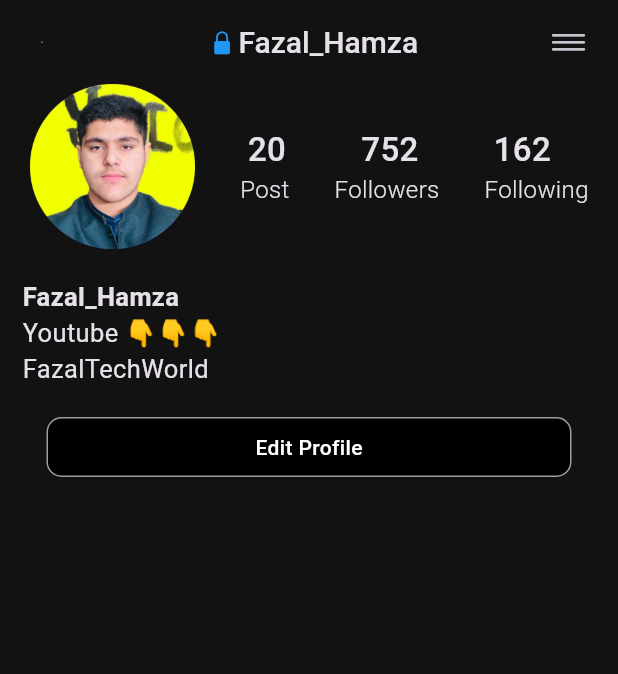
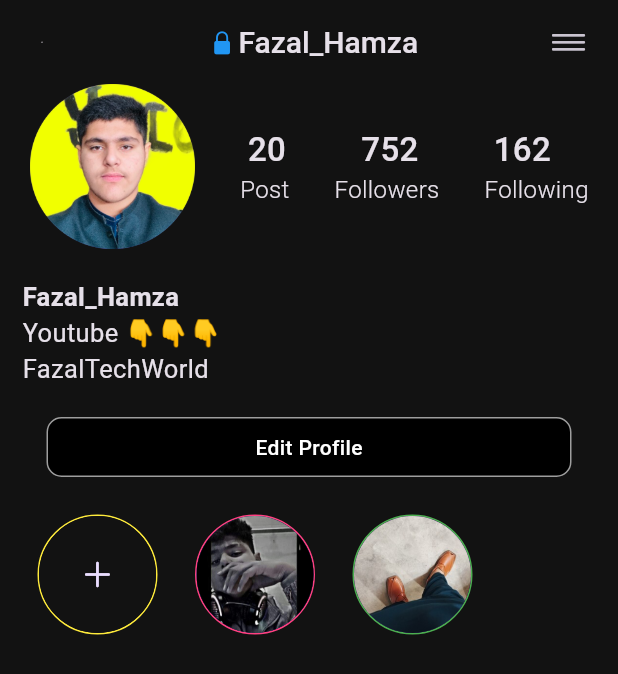
Before and after one commit to FazalHamzaKhan12/InstagramClone, a Flutter app: the Profilescreen screen opened directly, on a phone screen of 412 x 824 dp. Shown: the top 674 px of the screen. Run offline on Flutter 3.47's test engine with Material 3 defaults, Android fonts, the phone set to English and light mode, and no system bars.

Commit message:
Profile Page Stories Adding

```diff
--- a/lib/Screen/MianPage/ProfileScr/profilescreen.dart
+++ b/lib/Screen/MianPage/ProfileScr/profilescreen.dart
@@ -45,7 +45,9 @@ class Profilescreen extends StatelessWidget {
           )
         ],
       ),
-        body: Column(crossAxisAlignment: CrossAxisAlignment.start, children: [
+      body: Column(
+        crossAxisAlignment: CrossAxisAlignment.start,
+        children: [
           Row(
             mainAxisAlignment: MainAxisAlignment.start,
             children: [
@@ -173,10 +175,82 @@ class Profilescreen extends StatelessWidget {
               child: Center(
                 child: Text(
                   'Edit Profile',
-                style: TextStyle(color: Colors.white, fontWeight: FontWeight.w500, fontSize: 14), // Optional text styling
+                  style: TextStyle(
+                      color: Colors.white,
+                      fontWeight: FontWeight.w500,
+                      fontSize: 14), // Optional text styling
                 ),
               ),
-          ))
-        ]));
+            ),
+          ),
+          SizedBox(height: 25,),
+          Row(
+            children: [
+              SizedBox(width: 25,),
+              Container(
+                width: 80, // Diameter of the CircleAvatar (2 * radius + border width)
+                height: 80,
+                decoration: BoxDecoration(
+                  shape: BoxShape.circle,
+                  border: Border.all(
+                    color: Colors.yellow,
+                    width: 1.0,
+                  ),
+                ),
+                child: CircleAvatar(
+                    backgroundColor: Color(0XFF121212),
+                  child: Icon(CupertinoIcons.plus),
+                ),
+              ),
+              SizedBox(width: 25,),
+              Container(
+                width: 80,
+                height: 80,
+                decoration: BoxDecoration(
+                  shape: BoxShape.circle,
+                  border: Border.all(
+                    width: 1,
+                    color: Colors.pinkAccent
+                  ),
+                ),
+                child: CircleAvatar(
+                  child: ClipOval(
+                    child: Image.asset(
+                      "assets/images/Myf.jpg", // Or use NetworkImage if the image is from the web.
+                      fit: BoxFit
+                          .cover, // Ensures the image covers the circle without stretching.
+                      width: 80, // Double the radius for a perfect fit.
+                      height: 80, // Double the radius for a perfect fit.
+                    ),
+                  ),
+                ),
+              ),
+              SizedBox(width: 25,),
+              Container(
+                width: 80, height: 80,
+                decoration: BoxDecoration(
+                  shape: BoxShape.circle,
+                  border: Border.all(
+                    color: Colors.green,
+                    width: 1,
+                  )
+                ),
+                child: CircleAvatar(
+                  child: ClipOval(
+                    child: Image.asset(
+                      "assets/images/1000025770.jpg", // Or use NetworkImage if the image is from the web.
+                      fit: BoxFit
+                          .cover, // Ensures the image covers the circle without stretching.
+                      width: 80, // Double the radius for a perfect fit.
+                      height: 80, // Double the radius for a perfect fit.
+                    ),
+                  ),
+                ),
+              ),
+            ],
+          )
+        ],
+      ),
+    );
   }
 }
--- a/pubspec.yaml
+++ b/pubspec.yaml
@@ -81,6 +81,8 @@ flutter:
    - assets/images/Comment.png
    - assets/images/Messanger.png
    - assets/images/Save.png
+   - assets/images/Myf.jpg
+   - assets/images/1000025770.jpg
 
 
   # An image asset can refer to one or more resolution-specific "variants", see
```
Also changed, not shown: assets/images/1000025770.jpg (added), assets/images/Myf.jpg (added). Lines whose indentation alone changed are shown as unchanged.
